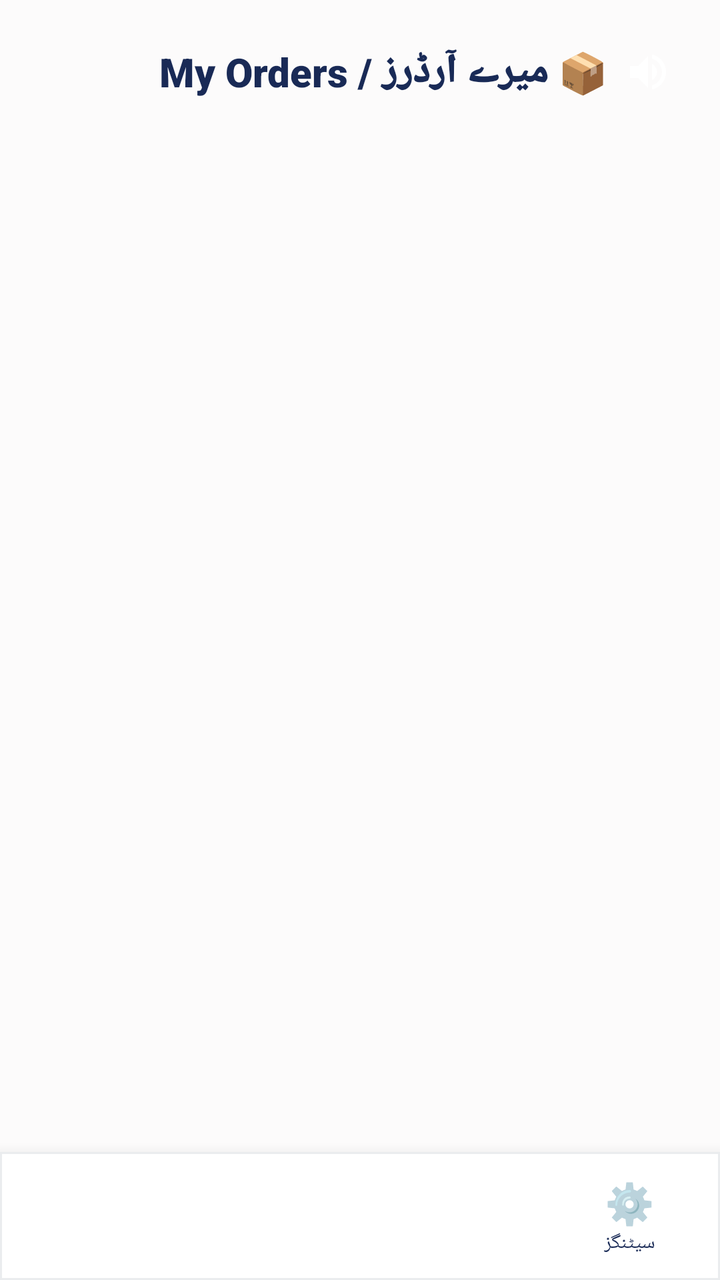
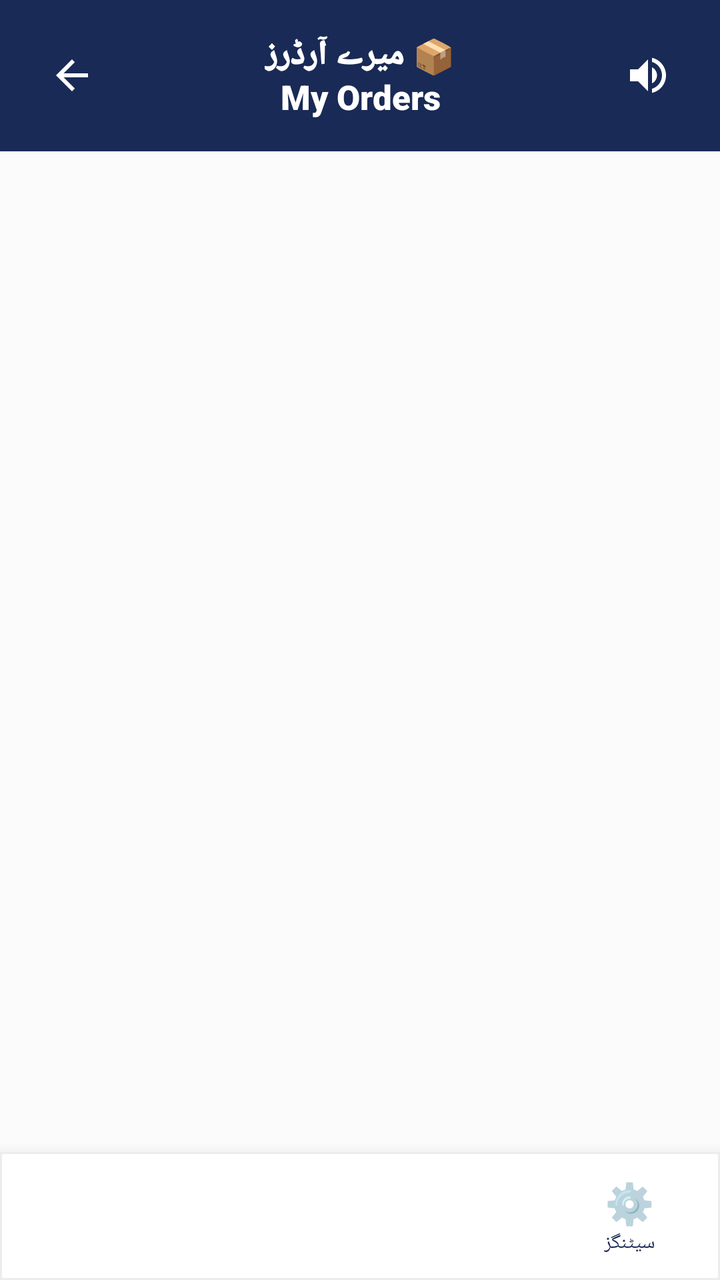

Two renders of the same Android screen: before a commit and after it. Below are the layout's source before the change and the commit's diff.
<!-- AndroidManifest.xml: application theme Theme.SheEmpower -->
<!-- res/layout/activity_my_orders.xml -->
<?xml version="1.0" encoding="utf-8"?>
<LinearLayout xmlns:android="http://schemas.android.com/apk/res/android"
    android:layout_width="match_parent"
    android:layout_height="match_parent"
    android:orientation="vertical"
    android:background="@color/background">

    <LinearLayout
        android:layout_width="match_parent"
        android:layout_height="0dp"
        android:layout_weight="1"
        android:orientation="vertical"
        android:padding="16dp">

        <LinearLayout
            android:layout_width="match_parent"
            android:layout_height="wrap_content"
            android:orientation="horizontal"
            android:gravity="center_vertical"
            android:layout_marginBottom="12dp">

            <TextView
                android:layout_width="0dp"
                android:layout_height="wrap_content"
                android:layout_weight="1"
                android:text="📦 میرے آرڈرز / My Orders"
                android:textSize="20sp"
                android:fontFamily="sans-serif-black"
                android:textColor="@color/text_primary" />

            <ImageButton
                android:id="@+id/btnSpeaker"
                android:layout_width="40dp"
                android:layout_height="40dp"
                android:src="@drawable/ic_speaker"
                android:background="?attr/selectableItemBackgroundBorderless"
                android:contentDescription="Speaker" />
        </LinearLayout>

        <TextView
            android:id="@+id/tvEmpty"
            android:layout_width="match_parent"
            android:layout_height="wrap_content"
            android:text="ابھی تک کوئی آرڈر نہیں"
            android:gravity="center"
            android:textColor="@color/text_secondary"
            android:visibility="gone" />

        <androidx.recyclerview.widget.RecyclerView
            android:id="@+id/rvOrders"
            android:layout_width="match_parent"
            android:layout_height="match_parent" />
    </LinearLayout>

    <include
        layout="@layout/bottom_nav_bar"
        android:id="@+id/bottomNav" />
</LinearLayout>
<!-- res/layout/bottom_nav_bar.xml (included above) -->
<?xml version="1.0" encoding="utf-8"?>
<LinearLayout
    xmlns:android="http://schemas.android.com/apk/res/android"
    android:id="@+id/bottomNav"
    android:layout_width="match_parent"
    android:layout_height="64dp"
    android:orientation="horizontal"
    android:background="@drawable/bg_skeu_nav"
    android:elevation="12dp">

    
    <LinearLayout
        android:id="@+id/navItem1"
        android:layout_width="0dp"
        android:layout_height="match_parent"
        android:layout_weight="1"
        android:orientation="vertical"
        android:gravity="center"
        android:clickable="true"
        android:focusable="true">

        <TextView
            android:id="@+id/navIcon1"
            android:layout_width="wrap_content"
            android:layout_height="wrap_content"
            android:textSize="20sp"/>

        <TextView
            android:id="@+id/navLabel1"
            android:layout_width="wrap_content"
            android:layout_height="wrap_content"
            android:textSize="10sp"
            android:textColor="@color/text_primary"/>

    </LinearLayout>

    
    <LinearLayout
        android:id="@+id/navItem2"
        android:layout_width="0dp"
        android:layout_height="match_parent"
        android:layout_weight="1"
        android:orientation="vertical"
        android:gravity="center"
        android:clickable="true"
        android:focusable="true">

        <TextView
            android:id="@+id/navIcon2"
            android:layout_width="wrap_content"
            android:layout_height="wrap_content"
            android:textSize="20sp"/>

        <TextView
            android:id="@+id/navLabel2"
            android:layout_width="wrap_content"
            android:layout_height="wrap_content"
            android:textSize="10sp"
            android:textColor="@color/text_primary"/>

    </LinearLayout>

    
    <LinearLayout
        android:id="@+id/navItem3"
        android:layout_width="0dp"
        android:layout_height="match_parent"
        android:layout_weight="1"
        android:orientation="vertical"
        android:gravity="center"
        android:clickable="true"
        android:focusable="true">

        <TextView
            android:id="@+id/navIcon3"
            android:layout_width="wrap_content"
            android:layout_height="wrap_content"
            android:textSize="20sp"/>

        <TextView
            android:id="@+id/navLabel3"
            android:layout_width="wrap_content"
            android:layout_height="wrap_content"
            android:textSize="10sp"
            android:textColor="@color/text_primary"/>

    </LinearLayout>

    
    <LinearLayout
        android:id="@+id/navItem4"
        android:layout_width="0dp"
        android:layout_height="match_parent"
        android:layout_weight="1"
        android:orientation="vertical"
        android:gravity="center"
        android:clickable="true"
        android:focusable="true">

        <TextView
            android:id="@+id/navIcon4"
            android:layout_width="wrap_content"
            android:layout_height="wrap_content"
            android:text="⚙️"
            android:textSize="20sp"/>

        <TextView
            android:id="@+id/navLabel4"
            android:layout_width="wrap_content"
            android:layout_height="wrap_content"
            android:text="سیٹنگز"
            android:textSize="10sp"
            android:textColor="@color/text_primary"/>

    </LinearLayout>

</LinearLayout>
<!-- resources referenced by this layout -->
<resources>
  <color name="background">#FCFBFB</color>
  <color name="text_primary">#192A56</color>
  <color name="text_secondary">#6B7A99</color>
  <!-- drawable bg_skeu_nav (drawable) -->
  <?xml version="1.0" encoding="utf-8"?>
  <shape xmlns:android="http://schemas.android.com/apk/res/android"
      android:shape="rectangle">
      <solid android:color="@color/white" />
      <stroke android:color="@color/card_border" android:width="1dp" />
  </shape>
  <!-- drawable ic_speaker (drawable) -->
  <?xml version="1.0" encoding="utf-8"?>
  <vector xmlns:android="http://schemas.android.com/apk/res/android"
      android:width="24dp"
      android:height="24dp"
      android:viewportWidth="24"
      android:viewportHeight="24">
      <path
          android:fillColor="#FFFFFF"
          android:pathData="M3,9v6h4l5,5V4L7,9H3zm13.5,3c0-1.77-1.02-3.29-2.5-4.03v8.05c1.48-0.73,2.5-2.25,2.5-4.02zM14,3.23v2.06c2.89,0.86,5,3.54,5,6.71s-2.11,5.85-5,6.71v2.06c4.01-0.91,7-4.49,7-8.77s-2.99-7.86-7-8.77z"/>
  </vector>
  <style name="Theme.SheEmpower" parent="Theme.AppCompat.Light.NoActionBar">
          <item name="colorPrimary">@color/primary</item>
          <item name="colorPrimaryDark">@color/primary_dark</item>
          <item name="colorAccent">@color/accent</item>
          <item name="android:windowBackground">@color/background</item>
          <item name="android:colorBackground">@color/background</item>
          <item name="android:textColorPrimary">@color/text_primary</item>
          <item name="android:textColorSecondary">@color/text_secondary</item>
          <item name="android:statusBarColor">@color/primary_dark</item>
      </style>
  <color name="white">#FFFFFF</color>
  <color name="card_border">#EAECEE</color>
  <color name="primary">#192A56</color>
  kkkkkkkkk
  <color name="primary_dark">#0F1B3D</color>
  <color name="accent">#F7D794</color>
</resources>

<!-- the commit's change to res/layout/activity_my_orders.xml (unified diff, before → after) -->
@@ -1,9 +1,50 @@
 <?xml version="1.0" encoding="utf-8"?>
 <LinearLayout xmlns:android="http://schemas.android.com/apk/res/android"
+    xmlns:app="http://schemas.android.com/apk/res-auto"
     android:layout_width="match_parent"
     android:layout_height="match_parent"
     android:orientation="vertical"
     android:background="@color/background">
+
+    
+    <RelativeLayout
+        android:layout_width="match_parent"
+        android:layout_height="wrap_content"
+        android:background="@color/primary"
+        android:padding="16dp">
+
+        <ImageButton
+            android:id="@+id/btnBack"
+            android:layout_width="40dp"
+            android:layout_height="40dp"
+            android:layout_alignParentStart="true"
+            android:layout_centerVertical="true"
+            android:background="?attr/selectableItemBackgroundBorderless"
+            android:src="@drawable/ic_arrow_back"
+            app:tint="#FFFFFF"
+            android:contentDescription="Back" />
+
+        <TextView
+            android:layout_width="wrap_content"
+            android:layout_height="wrap_content"
+            android:layout_centerInParent="true"
+            android:text="📦 میرے آرڈرز&#10;My Orders"
+            android:textSize="17sp"
+            android:gravity="center"
+            android:fontFamily="sans-serif-black"
+            android:textColor="#FFFFFF" />
+
+        <ImageButton
+            android:id="@+id/btnSpeaker"
+            android:layout_width="40dp"
+            android:layout_height="40dp"
+            android:layout_alignParentEnd="true"
+            android:layout_centerVertical="true"
+            android:background="?attr/selectableItemBackgroundBorderless"
+            android:src="@drawable/ic_speaker"
+            app:tint="#FFFFFF"
+            android:contentDescription="Speaker" />
+    </RelativeLayout>
 
     <LinearLayout
         android:layout_width="match_parent"
@@ -11,31 +52,6 @@
         android:layout_weight="1"
         android:orientation="vertical"
         android:padding="16dp">
-
-        <LinearLayout
-            android:layout_width="match_parent"
-            android:layout_height="wrap_content"
-            android:orientation="horizontal"
-            android:gravity="center_vertical"
-            android:layout_marginBottom="12dp">
-
-            <TextView
-                android:layout_width="0dp"
-                android:layout_height="wrap_content"
-                android:layout_weight="1"
-                android:text="📦 میرے آرڈرز / My Orders"
-                android:textSize="20sp"
-                android:fontFamily="sans-serif-black"
-                android:textColor="@color/text_primary" />
-
-            <ImageButton
-                android:id="@+id/btnSpeaker"
-                android:layout_width="40dp"
-                android:layout_height="40dp"
-                android:src="@drawable/ic_speaker"
-                android:background="?attr/selectableItemBackgroundBorderless"
-                android:contentDescription="Speaker" />
-        </LinearLayout>
 
         <TextView
             android:id="@+id/tvEmpty"
<!-- resource entries referenced after the edit -->
@@ -10,6 +10,17 @@
       <solid android:color="@color/white" />
       <stroke android:color="@color/card_border" android:width="1dp" />
   </shape>
+  <!-- drawable ic_arrow_back (drawable) -->
+  <?xml version="1.0" encoding="utf-8"?>
+  <vector xmlns:android="http://schemas.android.com/apk/res/android"
+      android:width="24dp"
+      android:height="24dp"
+      android:viewportWidth="24"
+      android:viewportHeight="24">
+      <path
+          android:fillColor="#FFFFFF"
+          android:pathData="M20,11H7.83l5.59-5.59L12,4l-8,8l8,8l1.41-1.41L7.83,13H20v-2z"/>
+  </vector>
   <!-- drawable ic_speaker (drawable) -->
   <?xml version="1.0" encoding="utf-8"?>
   <vector xmlns:android="http://schemas.android.com/apk/res/android"
